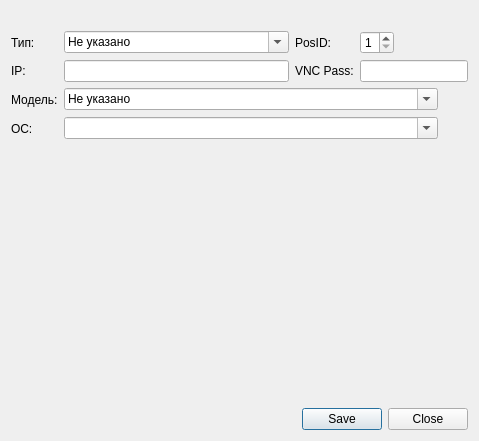
First picture: the form in Clients/pceditdialog.ui, repository rust3128/HotLinePTS, before the edit.
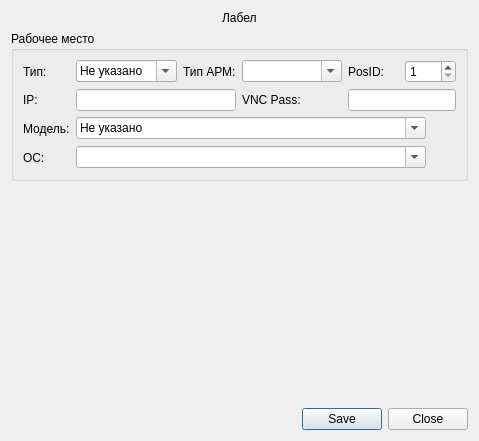
Second picture: the form after the edit. Icons and pictures are not drawn.

Commit message: exe type

```diff
--- a/Clients/pceditdialog.ui
+++ b/Clients/pceditdialog.ui
@@ -13,51 +13,8 @@
   <property name="windowTitle">
    <string>Dialog</string>
   </property>
-  <layout class="QGridLayout" name="gridLayout" columnstretch="0,1,0,0,0">
-   <property name="sizeConstraint">
-    <enum>QLayout::SetDefaultConstraint</enum>
-   </property>
-   <item row="1" column="2">
-    <widget class="QLabel" name="label_2">
-     <property name="text">
-      <string>PosID:</string>
-     </property>
-    </widget>
-   </item>
-   <item row="2" column="1">
-    <widget class="QLineEdit" name="lineEditIP"/>
-   </item>
-   <item row="3" column="0">
-    <widget class="QLabel" name="label_5">
-     <property name="text">
-      <string>Модель:</string>
-     </property>
-    </widget>
-   </item>
-   <item row="2" column="3" colspan="2">
-    <widget class="QLineEdit" name="lineEditPass"/>
-   </item>
-   <item row="1" column="4">
-    <spacer name="horizontalSpacer">
-     <property name="orientation">
-      <enum>Qt::Horizontal</enum>
-     </property>
-     <property name="sizeHint" stdset="0">
-      <size>
-       <width>40</width>
-       <height>20</height>
-      </size>
-     </property>
-    </spacer>
-   </item>
-   <item row="2" column="2">
-    <widget class="QLabel" name="label_4">
-     <property name="text">
-      <string>VNC Pass:</string>
-     </property>
-    </widget>
-   </item>
-   <item row="5" column="1">
+  <layout class="QGridLayout" name="gridLayout_2">
+   <item row="2" column="0">
     <spacer name="verticalSpacer">
      <property name="orientation">
       <enum>Qt::Vertical</enum>
@@ -70,30 +27,33 @@
      </property>
     </spacer>
    </item>
-   <item row="1" column="1">
-    <widget class="QComboBox" name="comboBoxPCType">
-     <property name="editable">
-      <bool>true</bool>
-     </property>
-     <property name="currentText">
-      <string>Не указано</string>
+   <item row="3" column="0">
+    <widget class="QDialogButtonBox" name="buttonBox">
+     <property name="standardButtons">
+      <set>QDialogButtonBox::Close|QDialogButtonBox::Save</set>
      </property>
     </widget>
    </item>
-   <item row="0" column="0" colspan="5">
+   <item row="0" column="0" alignment="Qt::AlignHCenter">
     <widget class="QLabel" name="labelTitle">
      <property name="text">
-      <string/>
+      <string>Лабел</string>
      </property>
      <property name="wordWrap">
       <bool>true</bool>
      </property>
     </widget>
    </item>
-   <item row="2" column="0">
-    <widget class="QLabel" name="label_3">
-     <property name="text">
-      <string>IP:</string>
+   <item row="1" column="0">
+    <widget class="QGroupBox" name="gridGroupBox">
+     <property name="title">
+      <string>Рабочее место</string>
+     </property>
+     <layout class="QGridLayout" name="gridLayout" columnstretch="0,1,0,1,0,0">
+      <item row="1" column="3">
+       <widget class="QComboBox" name="comboBoxEXEType">
+        <property name="editable">
+         <bool>true</bool>
      </property>
     </widget>
    </item>
@@ -104,7 +64,10 @@
      </property>
     </widget>
    </item>
-   <item row="3" column="1" colspan="4">
+      <item row="2" column="4" colspan="2">
+       <widget class="QLineEdit" name="lineEditPass"/>
+      </item>
+      <item row="3" column="1" colspan="5">
     <layout class="QHBoxLayout" name="horizontalLayout">
      <item>
       <widget class="QComboBox" name="comboBoxModelPC">
@@ -138,7 +101,7 @@
      </item>
     </layout>
    </item>
-   <item row="1" column="3">
+      <item row="1" column="5">
     <widget class="QSpinBox" name="spinBoxPosID">
      <property name="minimum">
       <number>1</number>
@@ -148,7 +111,59 @@
      </property>
     </widget>
    </item>
-   <item row="4" column="1" colspan="4">
+      <item row="1" column="4">
+       <widget class="QLabel" name="label_2">
+        <property name="text">
+         <string>PosID:</string>
+        </property>
+       </widget>
+      </item>
+      <item row="2" column="3">
+       <widget class="QLabel" name="label_4">
+        <property name="text">
+         <string>VNC Pass:</string>
+        </property>
+       </widget>
+      </item>
+      <item row="1" column="2">
+       <widget class="QLabel" name="label_7">
+        <property name="text">
+         <string>Тип АРМ:</string>
+        </property>
+       </widget>
+      </item>
+      <item row="1" column="1">
+       <widget class="QComboBox" name="comboBoxPCType">
+        <property name="editable">
+         <bool>true</bool>
+        </property>
+        <property name="currentText">
+         <string>Не указано</string>
+        </property>
+       </widget>
+      </item>
+      <item row="2" column="0">
+       <widget class="QLabel" name="label_3">
+        <property name="text">
+         <string>IP:</string>
+        </property>
+       </widget>
+      </item>
+      <item row="3" column="0">
+       <widget class="QLabel" name="label_5">
+        <property name="text">
+         <string>Модель:</string>
+        </property>
+       </widget>
+      </item>
+      <item row="4" column="0">
+       <widget class="QLabel" name="label_6">
+        <property name="text">
+         <string>ОС:</string>
+        </property>
+       </widget>
+      </item>
+      <item row="4" column="1" colspan="5">
     <layout class="QHBoxLayout" name="horizontalLayout_2">
      <item>
       <widget class="QComboBox" name="comboBoxOSType">
@@ -178,18 +193,10 @@
      </item>
     </layout>
    </item>
-   <item row="4" column="0">
-    <widget class="QLabel" name="label_6">
-     <property name="text">
-      <string>ОС:</string>
-     </property>
-    </widget>
-   </item>
-   <item row="6" column="0" colspan="5">
-    <widget class="QDialogButtonBox" name="buttonBox">
-     <property name="standardButtons">
-      <set>QDialogButtonBox::Close|QDialogButtonBox::Save</set>
-     </property>
+      <item row="2" column="1" colspan="2">
+       <widget class="QLineEdit" name="lineEditIP"/>
+      </item>
+     </layout>
     </widget>
    </item>
   </layout>
```
Left out of the diff: 8 changed lines with no effect on the pictures. Lines whose indentation alone changed are shown as unchanged. The commit also changes 7 other files.
